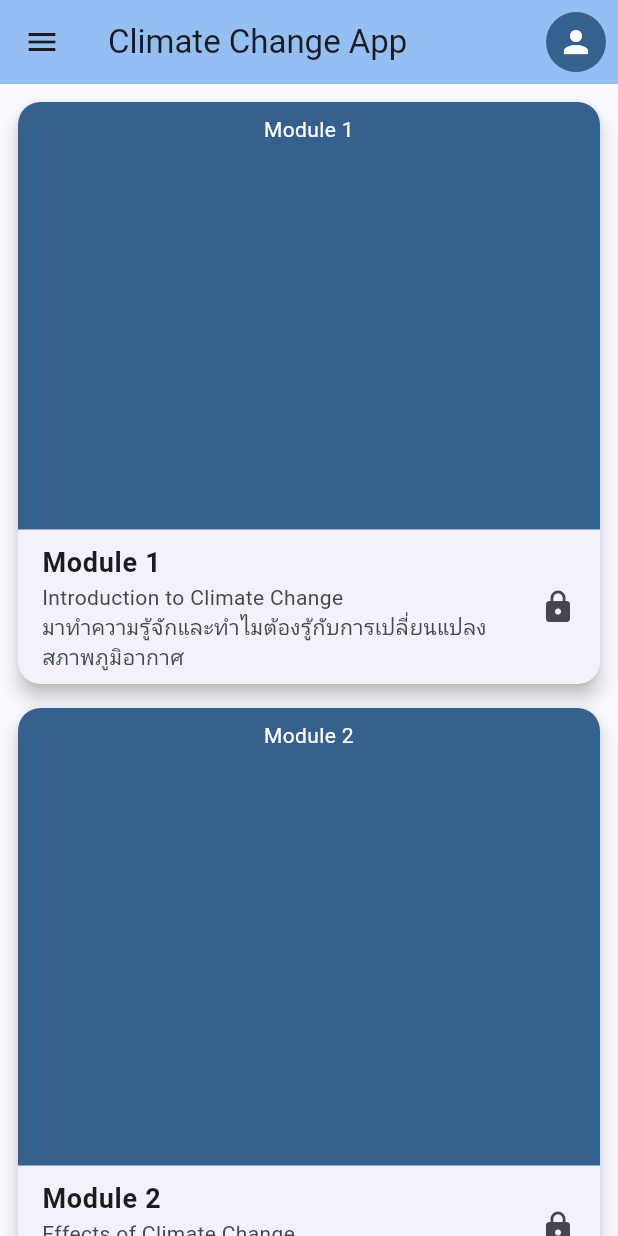
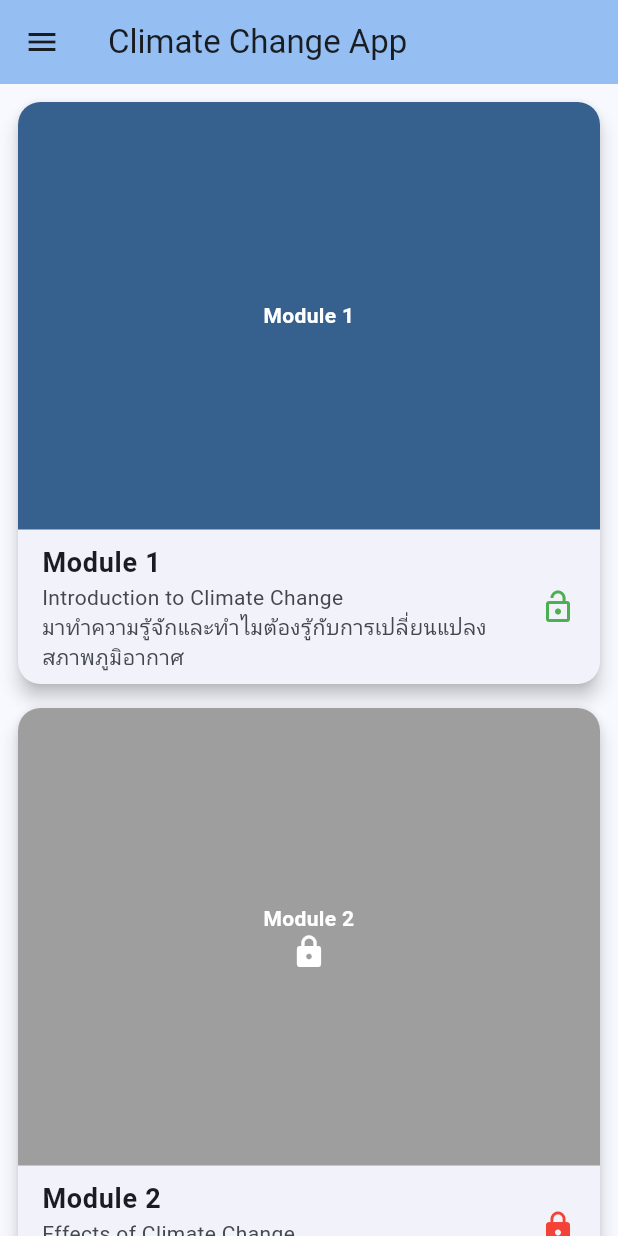
Before and after one commit to HugeKC01/flutter_studyclimatechange, a Flutter app: the screen it shows after launch, on a phone screen of 412 x 824 dp. Run offline on Flutter 3.47's test engine with Material 3 defaults, Android fonts, the phone set to English and light mode, and no system bars.

Commit message:
Implement lock system

```diff
--- a/lib/main.dart
+++ b/lib/main.dart
@@ -3,6 +3,7 @@ import 'learningpage/module1/m1_main.dart';
 import 'learningpage/module2/m2_main.dart';
 import 'learningpage/module3/m3_main.dart';
 import 'posttest/posttestintro.dart';
+import 'admin.dart';
 
 void main() {
   runApp(const MyApp());
@@ -32,7 +33,7 @@ PreferredSizeWidget buildAppBar(String title, BuildContext context) {
 }
 
 // Reusable Drawer Widget
-Widget buildDrawer(BuildContext context) {
+Widget buildDrawer(BuildContext context, List<bool> moduleLockedStatus, Function(List<bool>) onLockStatusChanged) {
   return Drawer(
     child: ListView(
       padding: EdgeInsets.zero,
@@ -74,6 +75,23 @@ Widget buildDrawer(BuildContext context) {
             // Handle the settings tap here
           },
         ),
+        ListTile(
+          leading: Icon(Icons.settings),
+          title: Text('Admin'),
+          onTap: () {
+            Navigator.push(
+              context,
+              MaterialPageRoute(
+                builder: (context) => AdminScreen(
+                  moduleLockedStatus: moduleLockedStatus,
+                  onLockStatusChanged: (updatedStatus) {
+                    onLockStatusChanged(updatedStatus); // Call the callback
+                  },
+                ),
+              ),
+            );
+          },
+        ),
       ],
     ),
   );
@@ -108,6 +126,9 @@ class _MyHomePageState extends State<MyHomePage> with SingleTickerProviderStateM
   late List<Animation<Offset>> _offsetAnimations;
   late List<Animation<double>> _fadeAnimations;
 
+  // Track locked/unlocked status for each module
+  List<bool> moduleLockedStatus = [false, true, true, true]; // Module 1 unlocked, others locked
+
   @override
   void initState() {
     super.initState();
@@ -119,13 +140,13 @@ class _MyHomePageState extends State<MyHomePage> with SingleTickerProviderStateM
     // Create staggered animations for each card
     _offsetAnimations = List.generate(4, (index) {
       return Tween<Offset>(
-        begin: const Offset(0, 0.3), // Start slightly below the screen
-        end: Offset.zero, // End at the original position
+        begin: const Offset(0, 0.3),
+        end: Offset.zero,
       ).animate(
         CurvedAnimation(
           parent: _animationController,
           curve: Interval(
-            index * 0.1, // Stagger each card by 10%
+            index * 0.1,
             1.0,
             curve: Curves.easeOut,
           ),
@@ -136,13 +157,13 @@ class _MyHomePageState extends State<MyHomePage> with SingleTickerProviderStateM
     // Create fade animations for each card
     _fadeAnimations = List.generate(4, (index) {
       return Tween<double>(
-        begin: 0.0, // Start fully transparent
-        end: 1.0, // End fully visible
+        begin: 0.0,
+        end: 1.0,
       ).animate(
         CurvedAnimation(
           parent: _animationController,
           curve: Interval(
-            index * 0.1, // Stagger each card by 10%
+            index * 0.1,
             1.0,
             curve: Curves.easeIn,
           ),
@@ -150,7 +171,7 @@ class _MyHomePageState extends State<MyHomePage> with SingleTickerProviderStateM
       );
     });
 
-    _animationController.forward(); // Start the animation
+    _animationController.forward();
   }
 
   @override
@@ -166,32 +187,26 @@ class _MyHomePageState extends State<MyHomePage> with SingleTickerProviderStateM
         backgroundColor: Theme.of(context).colorScheme.inversePrimary,
         title: Text(widget.title),
         elevation: 5.0,
-        actions: <Widget>[
-          Padding(
-            padding: const EdgeInsets.all(8.0),
-            child: CircleAvatar(
-              backgroundColor: Theme.of(context).colorScheme.primary,
-              child: IconButton(
-                icon: const Icon(Icons.person, color: Colors.white),
-                onPressed: () {
-                  // Handle the button press here
+      ),
+      drawer: buildDrawer(
+        context,
+        moduleLockedStatus,
+        (updatedStatus) {
+          setState(() {
+            moduleLockedStatus = updatedStatus; // Update the lock status
+          });
         },
       ),
-            ),
-          ),
-        ],
-      ),
-      drawer: buildDrawer(context),
       body: SafeArea(
         child: GridView.builder(
           padding: const EdgeInsets.all(8.0),
           gridDelegate: SliverGridDelegateWithFixedCrossAxisCount(
-            crossAxisCount: MediaQuery.of(context).size.width < 600 ? 1 : 2, // 1 column on mobile, 2 on larger screens
+            crossAxisCount: MediaQuery.of(context).size.width < 600 ? 1 : 2,
             crossAxisSpacing: 8.0,
             mainAxisSpacing: 8.0,
-            childAspectRatio: 1 / 1, // Adjust the aspect ratio as needed
+            childAspectRatio: 1 / 1,
           ),
-          itemCount: 4, // Number of items (modules + post-test)
+          itemCount: 4,
           itemBuilder: (context, index) {
             final modules = [
               {
@@ -221,6 +236,7 @@ class _MyHomePageState extends State<MyHomePage> with SingleTickerProviderStateM
             ];
 
             final module = modules[index];
+            final isLocked = moduleLockedStatus[index];
 
             return FadeTransition(
               opacity: _fadeAnimations[index],
@@ -235,7 +251,9 @@ class _MyHomePageState extends State<MyHomePage> with SingleTickerProviderStateM
                     children: <Widget>[
                       Expanded(
                         child: GestureDetector(
-                          onTap: () {
+                          onTap: isLocked
+                              ? null
+                              : () {
                                   Navigator.push(
                                     context,
                                     MaterialPageRoute(
@@ -246,27 +264,36 @@ class _MyHomePageState extends State<MyHomePage> with SingleTickerProviderStateM
                           child: Container(
                             width: double.infinity,
                             decoration: BoxDecoration(
-                              color: Theme.of(context).colorScheme.primary,
+                              color: isLocked
+                                  ? Colors.grey
+                                  : Theme.of(context).colorScheme.primary,
                               borderRadius: BorderRadius.vertical(
                                 top: Radius.circular(15.0),
                               ),
                             ),
                             padding: const EdgeInsets.all(8.0),
-                            child: Text(
+                            child: Column(
+                              mainAxisAlignment: MainAxisAlignment.center,
+                              children: [
+                                Text(
                                   module['title'] as String,
-                              style: TextStyle(color: Colors.white),
+                                  style: TextStyle(
+                                    color: Colors.white,
+                                    fontWeight: FontWeight.bold,
+                                  ),
                                   textAlign: TextAlign.center,
+                                ),
+                                if (isLocked)
+                                  const Icon(
+                                    Icons.lock,
+                                    color: Colors.white,
+                                    size: 24.0,
+                                  ),
+                              ],
                             ),
                           ),
                         ),
                       ),
-                      Column(
-                        children: [
-                          Align(
-                            alignment: Alignment.bottomCenter,
-                            child: Column(
-                              crossAxisAlignment: CrossAxisAlignment.start,
-                              children: [
                       ListTile(
                         contentPadding: const EdgeInsets.symmetric(horizontal: 16.0),
                         title: Text(
@@ -283,20 +310,10 @@ class _MyHomePageState extends State<MyHomePage> with SingleTickerProviderStateM
                             Text(module['description'] as String),
                           ],
                         ),
-                                  trailing: Icon(Icons.lock),
-                                  onTap: () {
-                                    Navigator.push(
-                                      context,
-                                      MaterialPageRoute(
-                                        builder: (context) => module['screen'] as Widget,
+                        trailing: Icon(
+                          isLocked ? Icons.lock : Icons.lock_open,
+                          color: isLocked ? Colors.red : Colors.green,
                         ),
-                                    );
-                                  },
-                                ),
-                              ],
-                            ),
-                          ),
-                        ],
                       ),
                     ],
                   ),
```
Also changed, not shown: lib/admin.dart (added, +52 -0 lines). Lines whose indentation alone changed are shown as unchanged.
